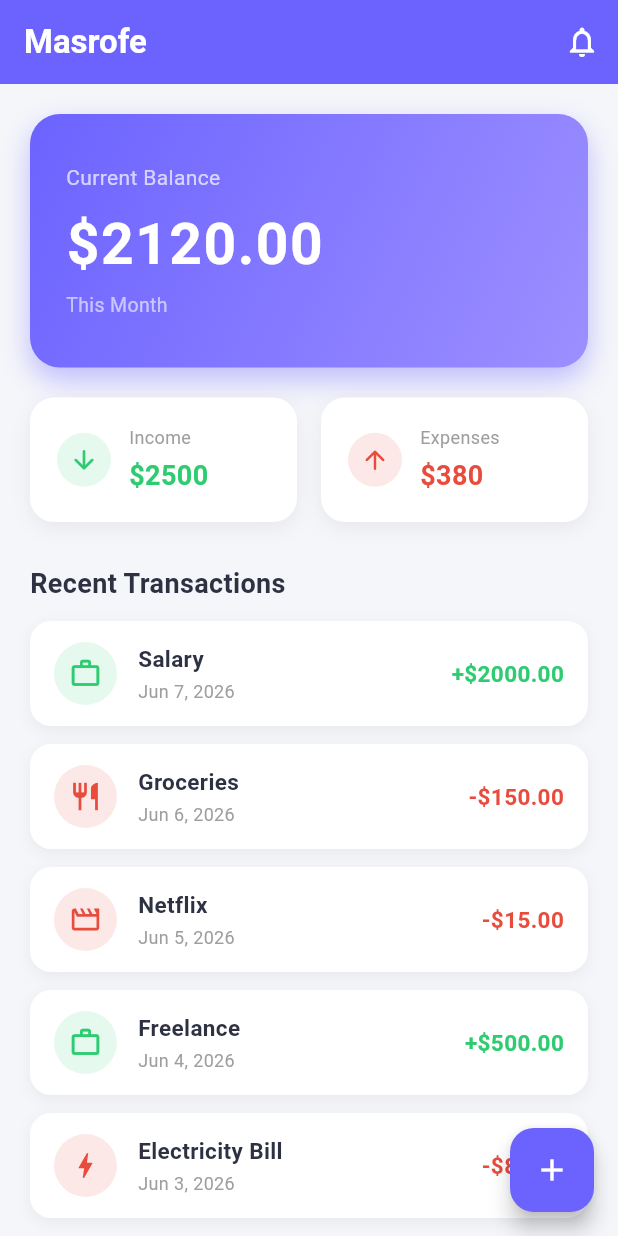
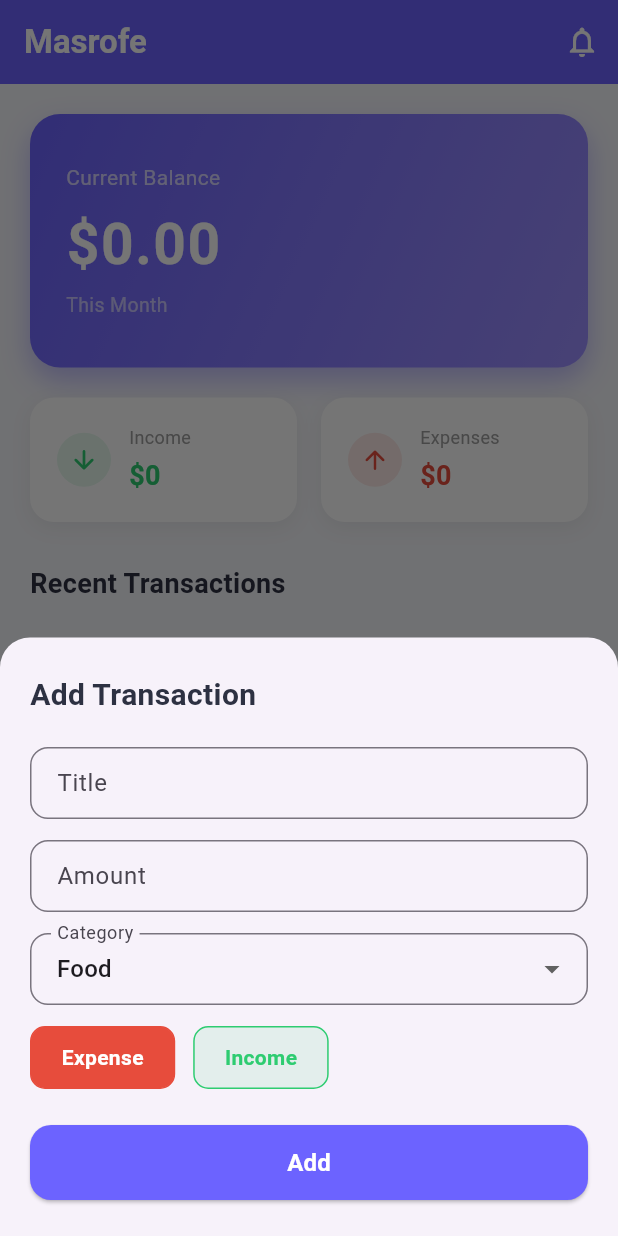
Before and after one commit to abdullahaltoubeh/masrofe, a Flutter app: the screen it shows after launch, after a tap on the "add" icon, on a phone screen of 412 x 824 dp. Run offline on Flutter 3.47's test engine with Material 3 defaults, Android fonts, the phone set to English and light mode, and no system bars; our stand-ins replace flutter_bloc, hive, hive_flutter; accounts and stored records are empty.

Commit message:
project done with hive

```diff
--- /dev/null
+++ b/lib/data/transaction_repository.dart
@@ -0,0 +1,33 @@
+import 'package:hive_flutter/hive_flutter.dart';
+import 'package:masrofe/models/transaction_model.dart';
+
+class TransactionRepository {
+  static const String _boxName = 'transactions';
+
+  Future<Box<TransactionModel>> _openBox() async {
+    if (Hive.isBoxOpen(_boxName)) {
+      return Hive.box<TransactionModel>(_boxName);
+    }
+    return await Hive.openBox<TransactionModel>(_boxName);
+  }
+
+  Future<List<TransactionModel>> getAll() async {
+    final box = await _openBox();
+    return box.values.toList();
+  }
+
+  Future<void> add(TransactionModel transaction) async {
+    final box = await _openBox();
+    await box.put(transaction.id, transaction);
+  }
+
+  Future<void> delete(String id) async {
+    final box = await _openBox();
+    await box.delete(id);
+  }
+
+  Future<void> clearAll() async {
+    final box = await _openBox();
+    await box.clear();
+  }
+}
--- a/lib/main.dart
+++ b/lib/main.dart
@@ -1,7 +1,15 @@
 import 'package:flutter/material.dart';
+import 'package:hive_flutter/hive_flutter.dart';
+import 'package:masrofe/models/transaction_model.dart';
 import 'package:masrofe/moudles/home page/home_page_view.dart';
+import 'package:path_provider/path_provider.dart';
 
-void main() {
+void main() async {
+  WidgetsFlutterBinding.ensureInitialized();
+  final appDocDir = await getApplicationDocumentsDirectory();
+  await Hive.initFlutter(appDocDir.path);
+  Hive.registerAdapter(TransactionTypeAdapter());
+  Hive.registerAdapter(TransactionModelAdapter());
   runApp(const MasrofeApp());
 }
 
--- a/lib/models/transaction_model.dart
+++ b/lib/models/transaction_model.dart
@@ -1,11 +1,33 @@
-enum TransactionType { income, expense }
+import 'package:hive/hive.dart';
 
-class TransactionModel {
+part 'transaction_model.g.dart';
+
+@HiveType(typeId: 0)
+enum TransactionType {
+  @HiveField(0)
+  income,
+  @HiveField(1)
+  expense,
+}
+
+@HiveType(typeId: 1)
+class TransactionModel extends HiveObject {
+  @HiveField(0)
   final String id;
+
+  @HiveField(1)
   final String title;
+
+  @HiveField(2)
   final double amount;
+
+  @HiveField(3)
   final TransactionType type;
+
+  @HiveField(4)
   final DateTime date;
+
+  @HiveField(5)
   final String category;
 
   TransactionModel({
--- a/lib/moudles/home page/cubit/home_page_cubit.dart
+++ b/lib/moudles/home page/cubit/home_page_cubit.dart
@@ -1,80 +1,18 @@
 import 'package:flutter_bloc/flutter_bloc.dart';
+import 'package:masrofe/data/transaction_repository.dart';
 import 'package:masrofe/models/transaction_model.dart';
 
 part 'home_page_state.dart';
 
 class HomePageCubit extends Cubit<HomePageState> {
-  HomePageCubit() : super(HomePageInitial()) {
+  final TransactionRepository _repository;
+
+  HomePageCubit(this._repository) : super(HomePageInitial()) {
     loadData();
   }
 
-  void loadData() {
-    final transactions = [
-      TransactionModel(
-        id: '1',
-        title: 'Salary',
-        amount: 2000,
-        type: TransactionType.income,
-        date: DateTime.now().subtract(const Duration(days: 1)),
-        category: 'Work',
-      ),
-      TransactionModel(
-        id: '2',
-        title: 'Groceries',
-        amount: 150,
-        type: TransactionType.expense,
-        date: DateTime.now().subtract(const Duration(days: 2)),
-        category: 'Food',
-      ),
-      TransactionModel(
-        id: '3',
-        title: 'Netflix',
-        amount: 15,
-        type: TransactionType.expense,
-        date: DateTime.now().subtract(const Duration(days: 3)),
-        category: 'Entertainment',
-      ),
-      TransactionModel(
-        id: '4',
-        title: 'Freelance',
-        amount: 500,
-        type: TransactionType.income,
-        date: DateTime.now().subtract(const Duration(days: 4)),
-        category: 'Work',
-      ),
-      TransactionModel(
-        id: '5',
-        title: 'Electricity Bill',
-        amount: 80,
-        type: TransactionType.expense,
-        date: DateTime.now().subtract(const Duration(days: 5)),
-        category: 'Utilities',
-      ),
-      TransactionModel(
-        id: '6',
-        title: 'Restaurant',
-        amount: 55,
-        type: TransactionType.expense,
-        date: DateTime.now().subtract(const Duration(days: 6)),
-        category: 'Food',
-      ),
-      TransactionModel(
-        id: '7',
-        title: 'Transport',
-        amount: 30,
-        type: TransactionType.expense,
-        date: DateTime.now().subtract(const Duration(days: 7)),
-        category: 'Transport',
-      ),
-      TransactionModel(
-        id: '8',
-        title: 'Gym',
-        amount: 50,
-        type: TransactionType.expense,
-        date: DateTime.now().subtract(const Duration(days: 8)),
-        category: 'Health',
-      ),
-    ];
+  Future<void> loadData() async {
+    final transactions = await _repository.getAll();
 
     final totalIncome = transactions
         .where((t) => t.type == TransactionType.income)
@@ -91,4 +29,14 @@ class HomePageCubit extends Cubit<HomePageState> {
       recentTransactions: transactions,
     ));
   }
+
+  Future<void> addTransaction(TransactionModel transaction) async {
+    await _repository.add(transaction);
+    await loadData();
+  }
+
+  Future<void> deleteTransaction(String id) async {
+    await _repository.delete(id);
+    await loadData();
+  }
 }
--- a/lib/moudles/home page/home_page_view.dart
+++ b/lib/moudles/home page/home_page_view.dart
@@ -1,6 +1,8 @@
 import 'package:flutter/material.dart';
 import 'package:flutter_bloc/flutter_bloc.dart';
+import 'package:masrofe/data/transaction_repository.dart';
 import 'package:masrofe/moudles/home page/cubit/home_page_cubit.dart';
+import 'package:masrofe/moudles/home page/widgets/add_transaction_sheet.dart';
 import 'package:masrofe/moudles/home page/widgets/balance_card.dart';
 import 'package:masrofe/moudles/home page/widgets/summary_row.dart';
 import 'package:masrofe/moudles/home page/widgets/transaction_tile.dart';
@@ -11,7 +13,7 @@ class HomePageView extends StatelessWidget {
   @override
   Widget build(BuildContext context) {
     return BlocProvider(
-      create: (_) => HomePageCubit(),
+      create: (_) => HomePageCubit(TransactionRepository()),
       child: BlocBuilder<HomePageCubit, HomePageState>(
         builder: (context, state) {
           if (state is HomePageLoaded) {
@@ -35,7 +37,14 @@ class _HomePageContent extends StatelessWidget {
   Widget build(BuildContext context) {
     return Scaffold(
       backgroundColor: const Color(0xFFF5F6FA),
-      appBar: AppBar(
+      appBar: _buildAppBar(),
+      body: _buildBody(),
+      floatingActionButton: _buildFAB(context),
+    );
+  }
+
+  AppBar _buildAppBar() {
+    return AppBar(
       backgroundColor: const Color(0xFF6C63FF),
       elevation: 0,
       title: const Text(
@@ -52,8 +61,11 @@ class _HomePageContent extends StatelessWidget {
           onPressed: () {},
         ),
       ],
-      ),
-      body: ListView(
+    );
+  }
+
+  Widget _buildBody() {
+    return ListView(
       padding: const EdgeInsets.all(20),
       children: [
         BalanceCard(balance: state.balance),
@@ -74,12 +86,26 @@ class _HomePageContent extends StatelessWidget {
         const SizedBox(height: 12),
         ...state.recentTransactions.map((t) => TransactionTile(transaction: t)),
       ],
+    );
+  }
+
+  FloatingActionButton _buildFAB(BuildContext context) {
+    return FloatingActionButton(
+      backgroundColor: const Color(0xFF6C63FF),
+      onPressed: () {
+        showModalBottomSheet(
+          context: context,
+          isScrollControlled: true,
+          shape: const RoundedRectangleBorder(
+            borderRadius: BorderRadius.vertical(top: Radius.circular(20)),
           ),
-      floatingActionButton: FloatingActionButton(
-        backgroundColor: const Color(0xFF6C63FF),
-        onPressed: () {},
+          builder: (_) => BlocProvider.value(
+            value: context.read<HomePageCubit>(),
+            child: const AddTransactionSheet(),
+          ),
+        );
+      },
       child: const Icon(Icons.add, color: Colors.white),
-      ),
     );
   }
 }
--- /dev/null
+++ b/lib/moudles/home page/widgets/add_transaction_sheet.dart
@@ -0,0 +1,198 @@
+import 'package:flutter/material.dart';
+import 'package:flutter_bloc/flutter_bloc.dart';
+import 'package:masrofe/models/transaction_model.dart';
+import 'package:masrofe/moudles/home page/cubit/home_page_cubit.dart';
+
+class AddTransactionSheet extends StatefulWidget {
+  const AddTransactionSheet({super.key});
+
+  @override
+  State<AddTransactionSheet> createState() => _AddTransactionSheetState();
+}
+
+class _AddTransactionSheetState extends State<AddTransactionSheet> {
+  final _formKey = GlobalKey<FormState>();
+  final _titleController = TextEditingController();
+  final _amountController = TextEditingController();
+
+  TransactionType _selectedType = TransactionType.expense;
+  String _selectedCategory = 'Food';
+
+  static const _categories = [
+    'Food',
+    'Work',
+    'Entertainment',
+    'Utilities',
+    'Transport',
+    'Health',
+    'Other',
+  ];
+
+  @override
+  void dispose() {
+    _titleController.dispose();
+    _amountController.dispose();
+    super.dispose();
+  }
+
+  void _submit() {
+    if (!_formKey.currentState!.validate()) return;
+
+    final transaction = TransactionModel(
+      id: DateTime.now().millisecondsSinceEpoch.toString(),
+      title: _titleController.text.trim(),
+      amount: double.parse(_amountController.text.trim()),
+      type: _selectedType,
+      date: DateTime.now(),
+      category: _selectedCategory,
+    );
+
+    context.read<HomePageCubit>().addTransaction(transaction);
+    Navigator.pop(context);
+  }
+
+  @override
+  Widget build(BuildContext context) {
+    return Padding(
+      padding: EdgeInsets.only(
+        left: 20,
+        right: 20,
+        top: 24,
+        bottom: MediaQuery.of(context).viewInsets.bottom + 24,
+      ),
+      child: Form(
+        key: _formKey,
+        child: Column(
+          mainAxisSize: MainAxisSize.min,
+          crossAxisAlignment: CrossAxisAlignment.start,
+          children: [
+            const Text(
+              'Add Transaction',
+              style: TextStyle(
+                fontSize: 20,
+                fontWeight: FontWeight.bold,
+                color: Color(0xFF2D3142),
+              ),
+            ),
+            const SizedBox(height: 20),
+            TextFormField(
+              controller: _titleController,
+              decoration: _inputDecoration('Title'),
+              validator: (v) =>
+                  (v == null || v.trim().isEmpty) ? 'Enter a title' : null,
+            ),
+            const SizedBox(height: 14),
+            TextFormField(
+              controller: _amountController,
+              keyboardType:
+                  const TextInputType.numberWithOptions(decimal: true),
+              decoration: _inputDecoration('Amount'),
+              validator: (v) {
+                if (v == null || v.trim().isEmpty) return 'Enter an amount';
+                if (double.tryParse(v.trim()) == null) return 'Invalid number';
+                return null;
+              },
+            ),
+            const SizedBox(height: 14),
+            DropdownButtonFormField<String>(
+              value: _selectedCategory,
+              decoration: _inputDecoration('Category'),
+              items: _categories
+                  .map((c) => DropdownMenuItem(value: c, child: Text(c)))
+                  .toList(),
+              onChanged: (v) => setState(() => _selectedCategory = v!),
+            ),
+            const SizedBox(height: 14),
+            Row(
+              children: [
+                _TypeChip(
+                  label: 'Expense',
+                  color: const Color(0xFFE74C3C),
+                  selected: _selectedType == TransactionType.expense,
+                  onTap: () =>
+                      setState(() => _selectedType = TransactionType.expense),
+                ),
+                const SizedBox(width: 12),
+                _TypeChip(
+                  label: 'Income',
+                  color: const Color(0xFF2ECC71),
+                  selected: _selectedType == TransactionType.income,
+                  onTap: () =>
+                      setState(() => _selectedType = TransactionType.income),
+                ),
+              ],
+            ),
+            const SizedBox(height: 24),
+            SizedBox(
+              width: double.infinity,
+              height: 50,
+              child: ElevatedButton(
+                style: ElevatedButton.styleFrom(
+                  backgroundColor: const Color(0xFF6C63FF),
+                  shape: RoundedRectangleBorder(
+                    borderRadius: BorderRadius.circular(14),
+                  ),
+                ),
+                onPressed: _submit,
+                child: const Text(
+                  'Add',
+                  style: TextStyle(
+                    color: Colors.white,
+                    fontSize: 16,
+                    fontWeight: FontWeight.bold,
+                  ),
+                ),
+              ),
+            ),
+          ],
+        ),
+      ),
+    );
+  }
+
+  InputDecoration _inputDecoration(String label) {
+    return InputDecoration(
+      labelText: label,
+      border: OutlineInputBorder(borderRadius: BorderRadius.circular(12)),
+      contentPadding:
+          const EdgeInsets.symmetric(horizontal: 14, vertical: 12),
+    );
+  }
+}
+
+class _TypeChip extends StatelessWidget {
+  final String label;
+  final Color color;
+  final bool selected;
+  final VoidCallback onTap;
+
+  const _TypeChip({
+    required this.label,
+    required this.color,
+    required this.selected,
+    required this.onTap,
+  });
+
+  @override
+  Widget build(BuildContext context) {
+    return GestureDetector(
+      onTap: onTap,
+      child: AnimatedContainer(
+        duration: const Duration(milliseconds: 200),
+        padding: const EdgeInsets.symmetric(horizontal: 20, vertical: 10),
+        decoration: BoxDecoration(
+          color: selected ? color : color.withOpacity(0.1),
+          borderRadius: BorderRadius.circular(10),
+          border: Border.all(color: color),
+        ),
+        child: Text(
+          label,
+          style: TextStyle(
+            color: selected ? Colors.white : color,
+            fontWeight: FontWeight.w600,
+          ),
+        ),
+      ),
+    );
+  }
+}
--- a/pubspec.yaml
+++ b/pubspec.yaml
@@ -36,6 +36,8 @@ dependencies:
   cupertino_icons: ^1.0.8
   flutter_bloc: ^9.1.1
   intl: ^0.20.2
+  hive_flutter: ^1.1.0
+  path_provider: ^2.1.5
 
 dev_dependencies:
   flutter_test:
@@ -47,6 +49,8 @@ dev_dependencies:
   # package. See that file for information about deactivating specific lint
   # rules and activating additional ones.
   flutter_lints: ^6.0.0
+  hive_generator: ^2.0.1
+  build_runner: ^2.4.13
 
 # For information on the generic Dart part of this file, see the
 # following page: https://dart.dev/tools/pub/pubspec
```
Also changed, not shown: lib/models/transaction_model.g.dart (added), pubspec.lock, 2 other files. Lines whose indentation alone changed are shown as unchanged.
